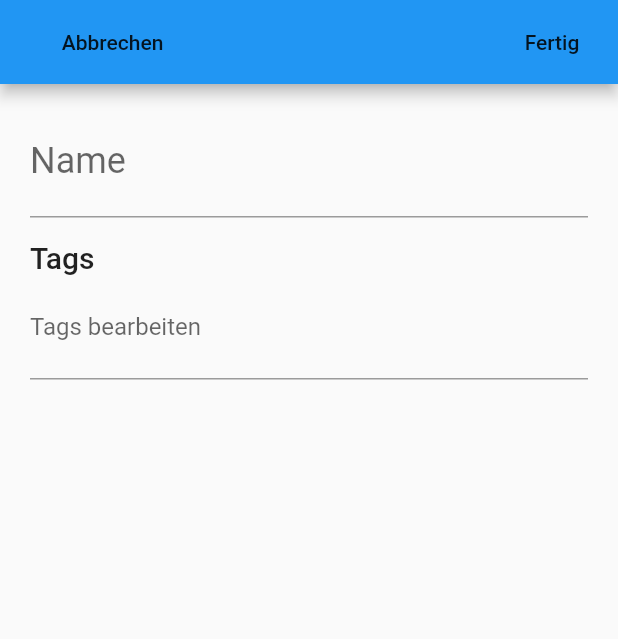
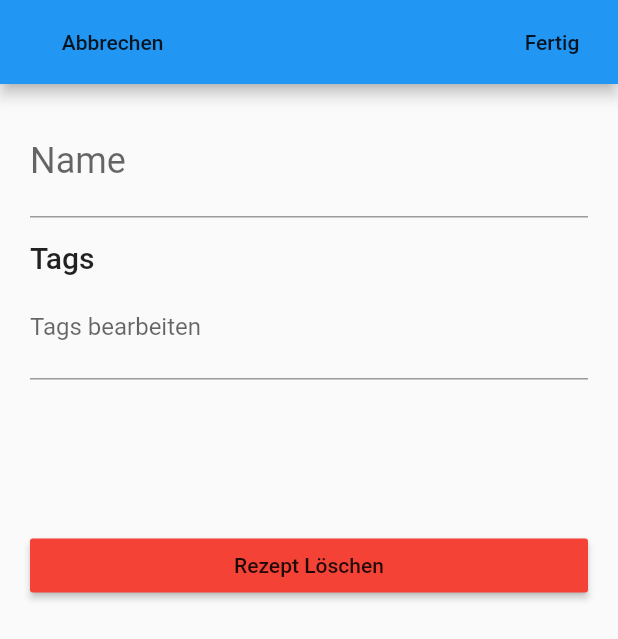
Before and after one commit to tlaufkoetter/receptor, a Flutter app: the RecipesDetail screen opened directly with empty values, after a tap on "Bearbeiten", on a phone screen of 412 x 824 dp. Shown: the top 639 px of the screen. Run offline on Flutter 3.47's test engine with Material 2 defaults, Android fonts, the light colour scheme and no system bars; drawn by our look-alikes of flutter_chips_input; our stand-ins replace dio, shared_preferences; accounts and stored records are empty; network calls fail.

Commit message:
adss delete recipe functionality

```diff
--- a/lib/main.dart
+++ b/lib/main.dart
@@ -13,8 +13,9 @@ class MyApp extends StatelessWidget {
   @override
   Widget build(BuildContext context) {
     return MaterialApp(
+      initialRoute: '/',
+      routes: {'/': (context) => RecipesList()},
       title: 'Rezepte',
-      home: RecipesList(),
     );
   }
 }
--- a/lib/recipes/recipe-setter.widget.dart
+++ b/lib/recipes/recipe-setter.widget.dart
@@ -75,6 +75,18 @@ class _RecipeSetterState extends State<RecipeSetter> {
         );
       },
     ));
+    if (widget._recipe.id != null) {
+      children.add(Padding(
+          padding: EdgeInsets.only(top: 100),
+          child: MaterialButton(
+            child: Text("Rezept Löschen"),
+            color: Colors.red,
+            onPressed: () async {
+              await RecipesRepository().deleteRecipe(widget._recipe);
+              Navigator.of(context).popUntil((route) => route.isFirst);
+            },
+          )));
+    }
     return Scaffold(
         appBar: AppBar(
           leadingWidth: 150,
```
Also changed, not shown: lib/http/backend.service.dart (+12 -0 lines), lib/recipes/recipes.repository.dart (+11 -2 lines).
